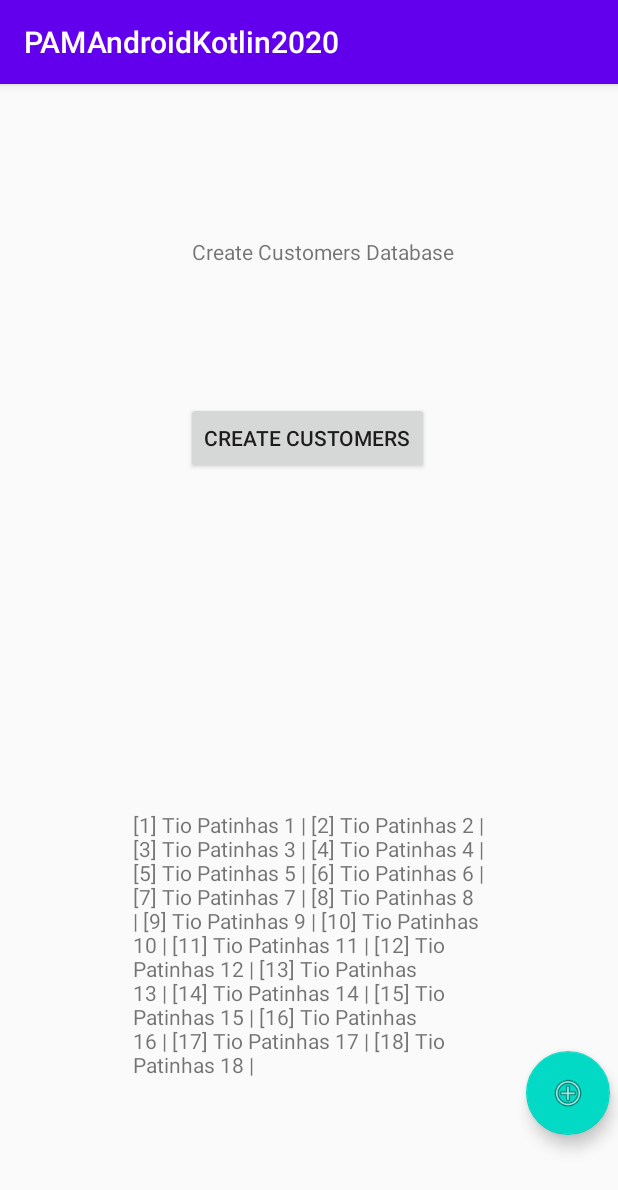
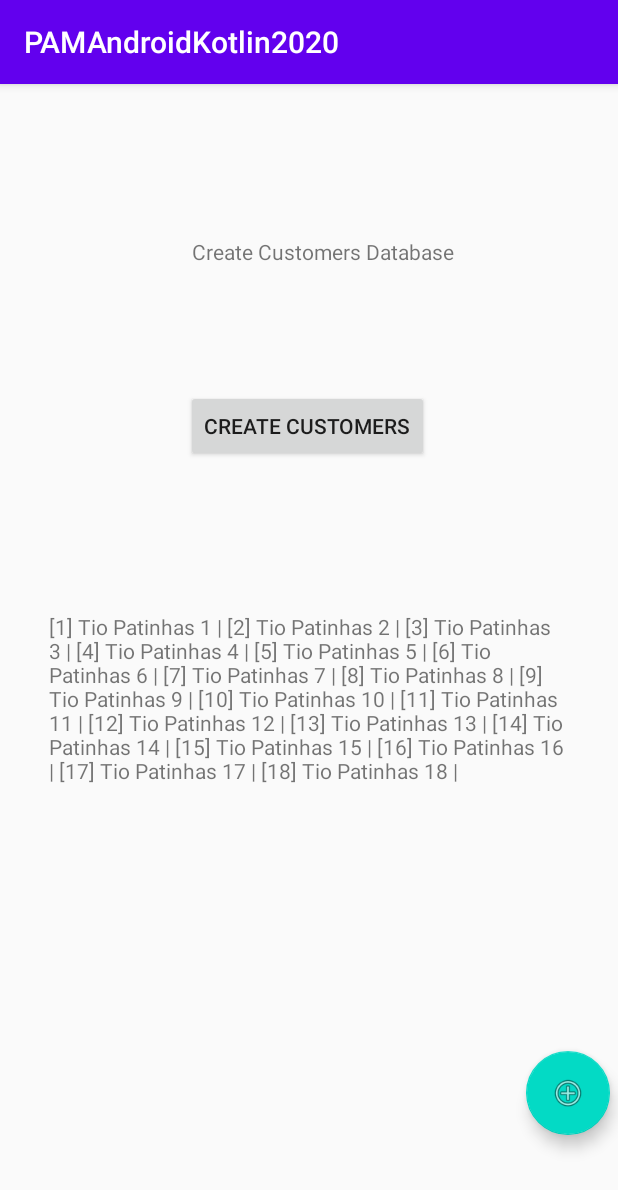
Before and after one commit to Infor-Master/PAMAndroidKotlin2020, an Android app: the MainCustomerCreateDatabaseActivity screen opened directly, with no data from a screen before it, on a phone screen of 412 x 824 dp. Shown: the top 1190 px of the screen. Run offline under Robolectric (Android 15) with nearby library versions, the phone set to English and light mode, and no system bars; our stand-ins replace Room's generated code.

Commit message:
fix layout

```diff
--- a/app/src/main/res/layout/activity_main_customer_create_database.xml
+++ b/app/src/main/res/layout/activity_main_customer_create_database.xml
@@ -21,20 +21,20 @@
         android:layout_width="wrap_content"
         android:layout_height="wrap_content"
         android:layout_marginStart="124dp"
-        android:layout_marginTop="212dp"
+        android:layout_marginTop="204dp"
         android:text="Create Customers"
         app:layout_constraintStart_toStartOf="parent"
         app:layout_constraintTop_toTopOf="parent" />
 
     <TextView
         android:id="@+id/textViewListContacts"
-        android:layout_width="235dp"
-        android:layout_height="248dp"
-        android:layout_marginBottom="36dp"
+        android:layout_width="347dp"
+        android:layout_height="250dp"
+        android:layout_marginTop="100dp"
         android:text="TextView"
-        app:layout_constraintBottom_toBottomOf="parent"
         app:layout_constraintEnd_toEndOf="parent"
-        app:layout_constraintStart_toStartOf="parent" />
+        app:layout_constraintStart_toStartOf="parent"
+        app:layout_constraintTop_toBottomOf="@+id/buttonCreateDatabaseCustomers" />
 
     <com.google.android.material.floatingactionbutton.FloatingActionButton
         android:id="@+id/fab"
```
